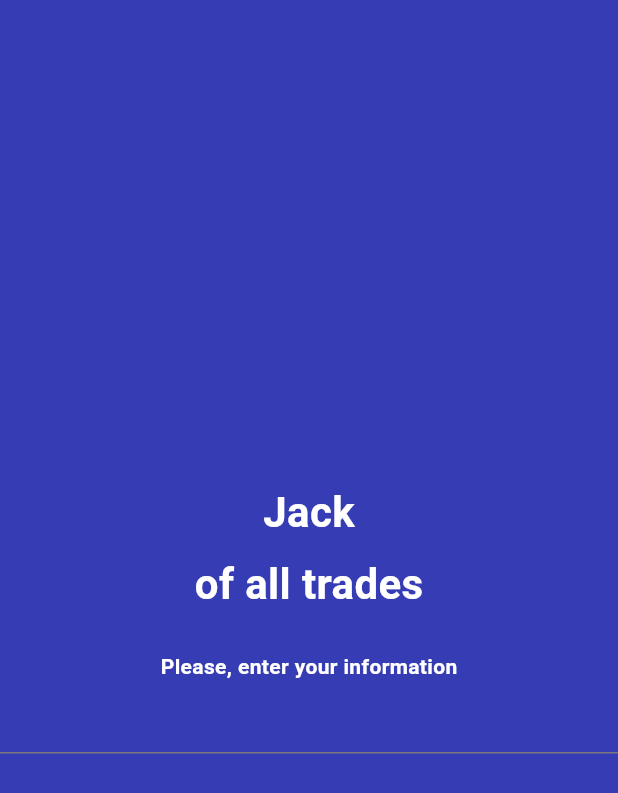
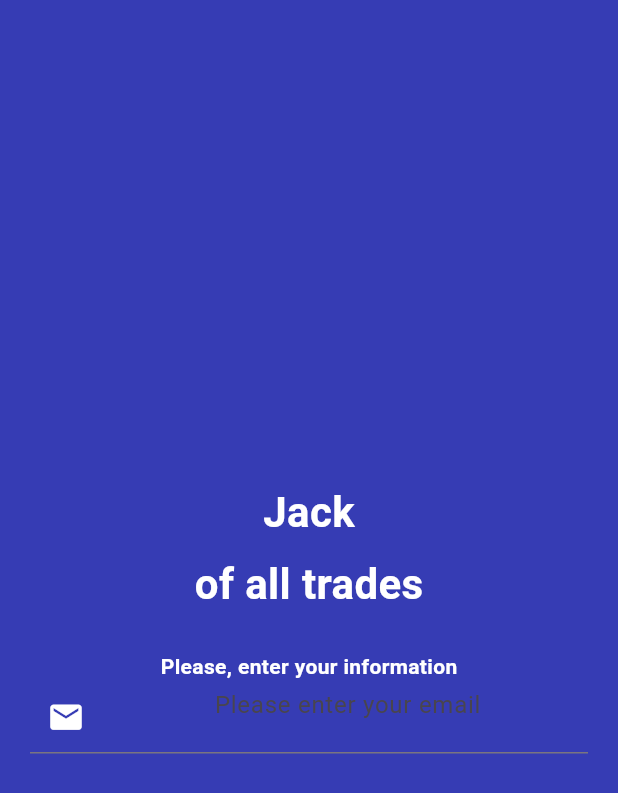
Before and after one commit to ZayatsDmitry/authentication, a Flutter app: the screen it shows after launch, on a phone screen of 412 x 824 dp. Shown: the top 793 px of the screen. Run offline on Flutter 3.47's test engine with Material 3 defaults, Android fonts, the phone set to English and light mode, and no system bars; Roboto replaces fonts that are missing (Monsterrat).

Commit message:
add hint

```diff
--- a/lib/screen/registration_screen.dart
+++ b/lib/screen/registration_screen.dart
@@ -9,6 +9,8 @@ class RegistrationScreen extends StatefulWidget {
 }
 
 class _RegistrationScreenState extends State<RegistrationScreen> {
+  TextEditingController emailController = TextEditingController();
+
   @override
   Widget build(BuildContext context) {
     return Scaffold(
@@ -56,9 +58,31 @@ class _RegistrationScreenState extends State<RegistrationScreen> {
                 ),
               ),
             ),
-            TextFormField(
-              keyboardType: TextInputType.emailAddress,
-
+            Padding(
+              padding: const EdgeInsets.only(
+                left: 20,
+                right: 20,
+              ),
+              child: TextFormField(
+                keyboardType: TextInputType.emailAddress,
+                obscureText: false,
+                controller: emailController,
+                style: const TextStyle(
+                  color: colorWhite,
+                  fontFamily: "Monsterrat",
+                ),
+                textAlign: TextAlign.center,
+                decoration: const InputDecoration(
+                  isDense: true,
+                  prefixIcon: Icon(
+                    Icons.email,
+                    color: colorWhite,
+                    size: 25,
+                  ),
+                  focusColor: colorWhite,
+                  hintText: "Please enter your email",
+                ),
+              ),
             ),
           ],
         ),
```
